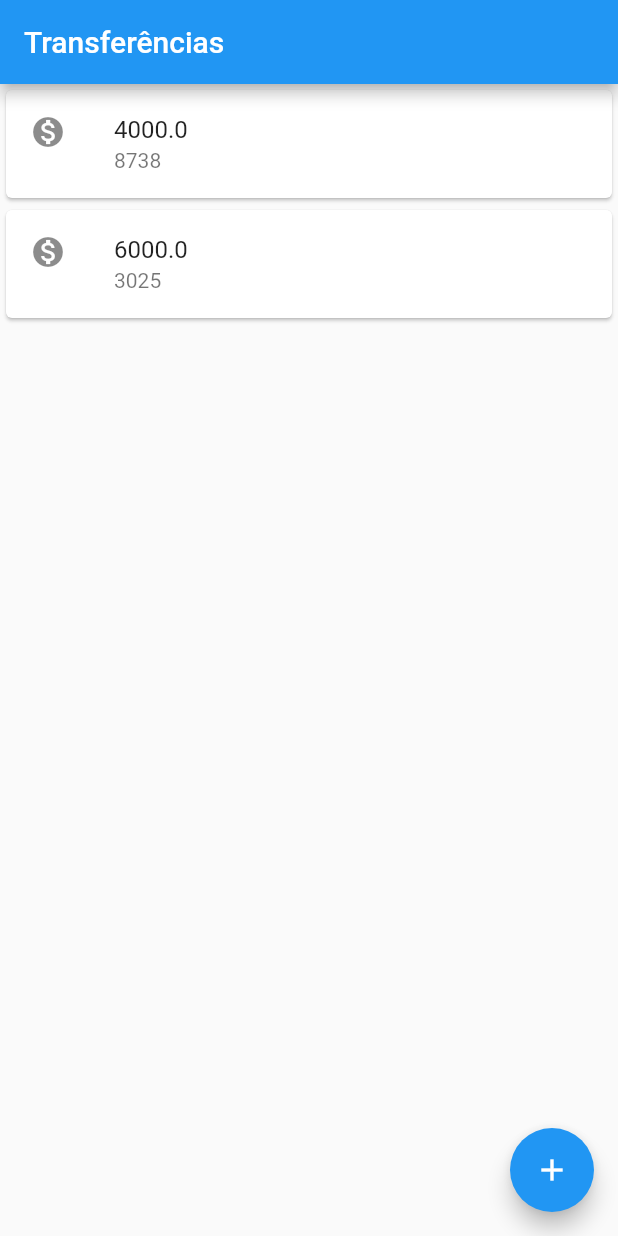
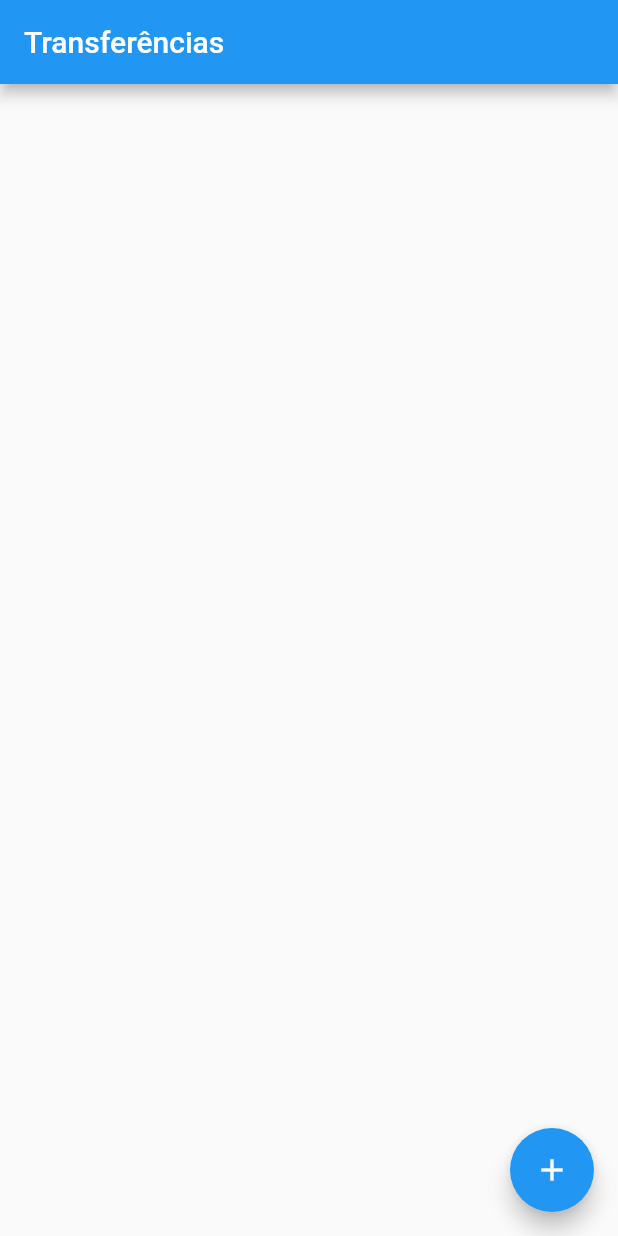
Before and after one commit to eliaslazcano/flutter_bytebank, a Flutter app: the screen it shows after launch, on a phone screen of 412 x 824 dp. Run offline on Flutter 3.47's test engine with Material 2 defaults, Android fonts, the light colour scheme and no system bars.

Commit message:
Utilizando o ListView e StatefulWidget
Utilizando o ListView na listagem de Transferências.

```diff
--- a/lib/main.dart
+++ b/lib/main.dart
@@ -9,7 +9,7 @@ class BytebankApp extends StatelessWidget {
 
   @override
   Widget build(BuildContext context) {
-    return const MaterialApp(
+    return MaterialApp(
         home: Transferencias(),
     );
   }
--- a/lib/views/transferencias.dart
+++ b/lib/views/transferencias.dart
@@ -3,24 +3,30 @@ import 'package:flutter_bytebank/components/item_transferencia.dart';
 import 'package:flutter_bytebank/model/transferencia.dart';
 import 'package:flutter_bytebank/views/formulario_transferencia.dart';
 
-class Transferencias extends StatelessWidget {
-  const Transferencias({Key? key}) : super(key: key);
+class Transferencias extends StatefulWidget {
+
+  Transferencias({Key? key}) : super(key: key);
+
+  @override
+  State<Transferencias> createState() => _TransferenciasState();
+}
+
+class _TransferenciasState extends State<Transferencias> {
+  final items = <Transferencia>[];
 
   @override
   Widget build(BuildContext context) {
     return Scaffold(
       appBar: AppBar(title: const Text('Transferências'),),
-      body: Column(
-        children: [
-          ItemTransferencia(Transferencia(4000,8738)),
-          ItemTransferencia(Transferencia(6000,3025)),
-        ],
+      body: ListView.builder(
+        itemCount: items.length,
+        itemBuilder: (context, index) => ItemTransferencia(items[index]),
       ),
       floatingActionButton: FloatingActionButton(
         child: const Icon(Icons.add),
         onPressed: () async {
           final Transferencia? transferencia = await Navigator.push(context, MaterialPageRoute(builder: (context) => FormularioTransferencia()));
-          debugPrint('$transferencia');
+          if (transferencia != null) setState(() => items.add(transferencia));
         },
       ),
     );
```
